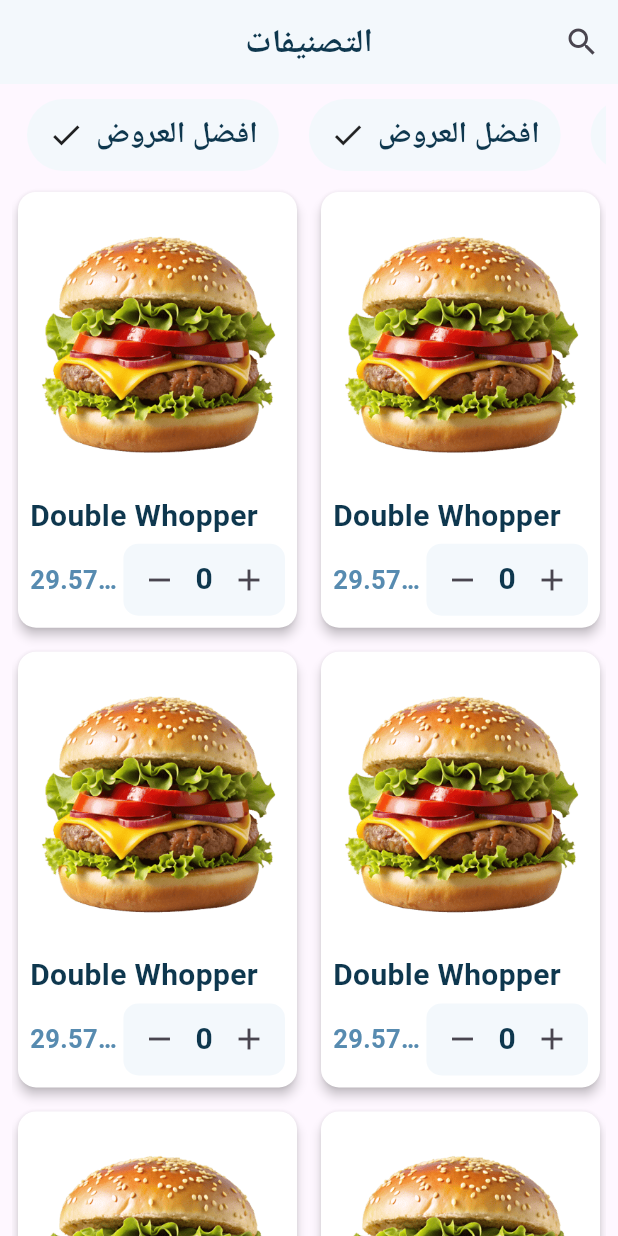
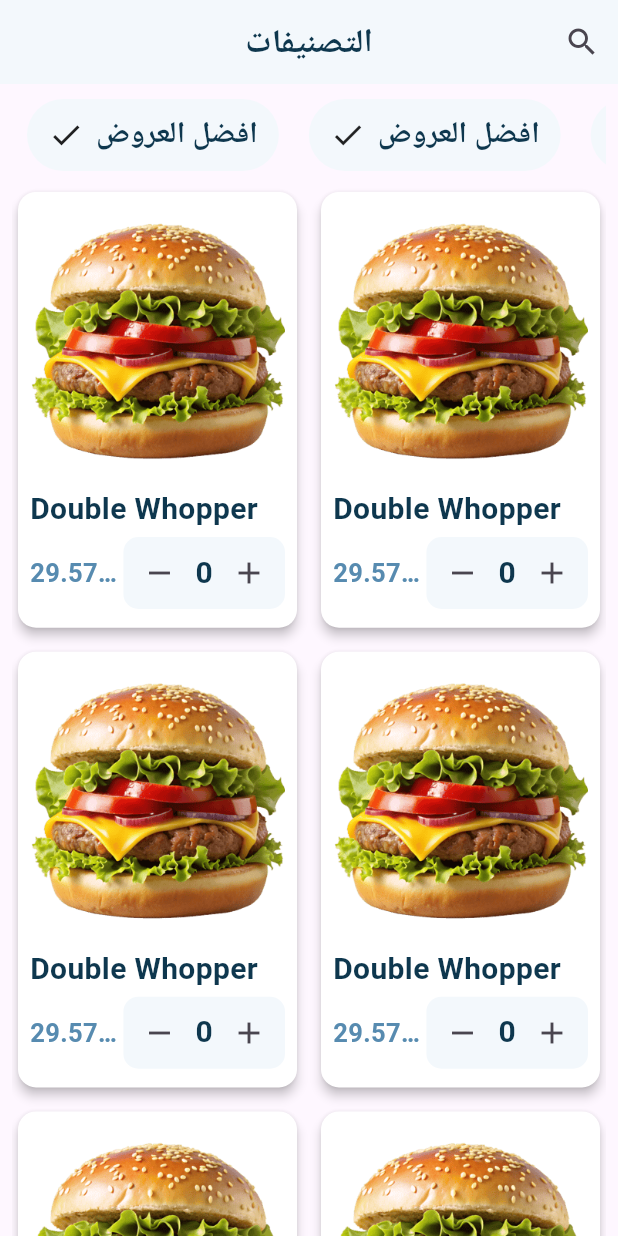
Before and after one commit to AhmedFared888/kartngo, a Flutter app: the screen it shows after launch, on a phone screen of 412 x 824 dp. Run offline on Flutter 3.47's test engine with Material 3 defaults, Android fonts, the phone set to English and light mode, and no system bars; our stand-ins replace dio, go_router.

Commit message:
fix image issue

```diff
--- a/lib/features/home/presentation/views/widgets/product_gridview_item.dart
+++ b/lib/features/home/presentation/views/widgets/product_gridview_item.dart
@@ -20,7 +20,14 @@ class ProductGridViewItem extends StatelessWidget {
         child: Column(
           crossAxisAlignment: CrossAxisAlignment.start,
           children: [
-            Expanded(child: Image.asset(AssetsManager.testImage)),
+            SizedBox(
+              height: 185,
+              width: double.infinity,
+              child: Image.asset(
+                AssetsManager.testImage,
+                fit: BoxFit.cover,
+              ),
+            ),
             const SizedBox(height: AppSize.s4),
             Text(
               'Double Whopper',
```
